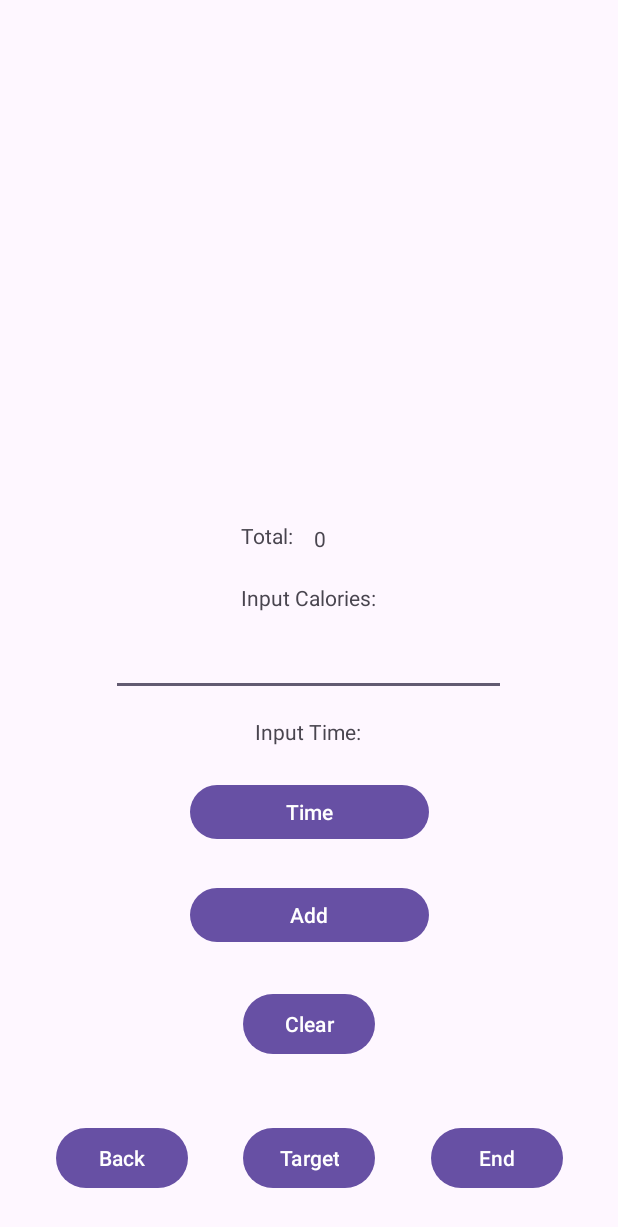
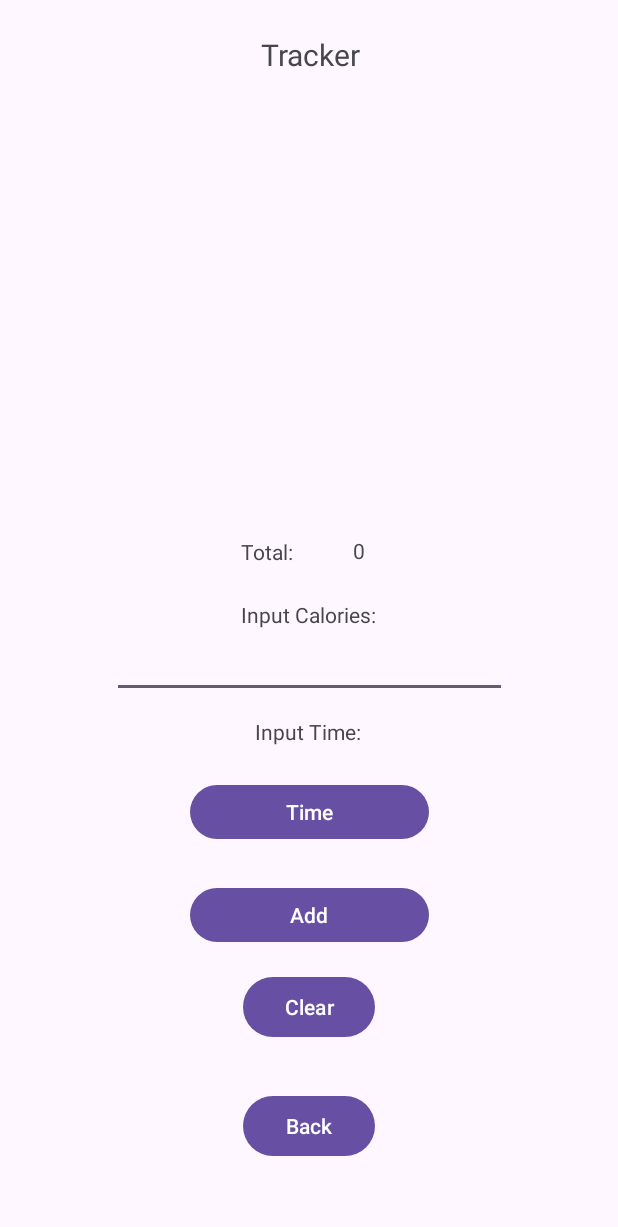
Before and after one commit to ElijahManalili/BOK-Up, an Android app: the Track screen opened directly, with no data from a screen before it, on a phone screen of 412 x 824 dp. Shown: the top 1227 px of the screen. Run offline under Robolectric (Android 15) with nearby library versions, the phone set to English and light mode, and no system bars; our stand-ins replace Firebase (no records; nobody signed in at launch, a user with empty details on screens opened directly).

Commit message:
PLS PLS PLS

```diff
--- a/app/src/main/java/com/example/bokup/AdapterClass.kt
+++ b/app/src/main/java/com/example/bokup/AdapterClass.kt
@@ -7,7 +7,7 @@ import android.widget.Button
 import android.widget.TextView
 import androidx.recyclerview.widget.RecyclerView
 
-class AdapterClass(private val dataList: ArrayList<DataClass>, private val onEdit: (DataClass, Int) -> Unit, private val onDelete: (DataClass, Int) -> Unit) : RecyclerView.Adapter<AdapterClass.ViewHolderClass>() {
+class AdapterClass(private val dataList : ArrayList<DataClass>) : RecyclerView.Adapter<AdapterClass.ViewHolderClass> (){
 
     override fun onCreateViewHolder(p0: ViewGroup, p1: Int): AdapterClass.ViewHolderClass {
         val itemView = LayoutInflater.from(p0.context).inflate(R.layout.track_layout, p0, false)
--- a/app/src/main/java/com/example/bokup/DataClass.kt
+++ b/app/src/main/java/com/example/bokup/DataClass.kt
@@ -1,3 +1,3 @@
 package com.example.bokup
 
-data class DataClass(var timeCal : String ?= null, var cal : String ?= null)
+data class DataClass(var timeCal : String ?= null, var cal : String ?= null, var totalCal : String ?=null)
--- a/app/src/main/java/com/example/bokup/Track.kt
+++ b/app/src/main/java/com/example/bokup/Track.kt
@@ -16,7 +16,6 @@ import android.widget.Toast
 import androidx.recyclerview.widget.LinearLayoutManager
 import androidx.recyclerview.widget.RecyclerView
 import com.example.bokup.R.id.calText
-import com.example.bokup.R.id.endBtn
 import com.example.bokup.R.id.rvTrack
 import com.google.firebase.database.DataSnapshot
 import com.google.firebase.database.DatabaseError
@@ -34,6 +33,12 @@ class Track : AppCompatActivity() {
     lateinit var sharedPreferences : SharedPreferences
     lateinit var recyclerView: RecyclerView
     lateinit var dataArrayList: ArrayList<DataClass>
+    lateinit var dayRef : DatabaseReference
+    lateinit var inputRef : DatabaseReference
+    lateinit var outputRef : DatabaseReference
+    lateinit var timeBtn : Button
+    lateinit var totalCal : TextView
+
     var totalCalories = 0
 //    var totalCal : TextView = findViewById(R.id.totalCal)
 
@@ -45,21 +50,23 @@ class Track : AppCompatActivity() {
         databaseReference = FirebaseDatabase.getInstance().getReference("BOKDatabase")
 
         //Buttons and Text
-        var backBtn : Button = findViewById(R.id.backBtn)
-        var addBtn : Button = findViewById(R.id.addBtn)
-        var targetBtn : Button = findViewById(R.id.targetBtn)
-        var timeBtn : Button = findViewById(R.id.timeBtn)
-        var clearBtn : Button = findViewById(R.id.clearBtn)
-        var calText : EditText = findViewById(R.id.calText)
-        var totalCal : TextView = findViewById(R.id.totalCal)
+        var backBtn: Button = findViewById(R.id.backBtn)
+        var addBtn: Button = findViewById(R.id.addBtn)
+        timeBtn = findViewById(R.id.timeBtn)
+        var clearBtn: Button = findViewById(R.id.clearBtn)
+        var calText: EditText = findViewById(R.id.calText)
+        totalCal = findViewById(R.id.totalCal)
 
-        recyclerView = findViewById (R.id.rvTrack)
+        dayRef = databaseReference.child("Day")
+        inputRef = dayRef.child("Input")
+        outputRef = dayRef.child("Output")
+
+        recyclerView = findViewById(R.id.rvTrack)
         recyclerView.layoutManager = LinearLayoutManager(this)
         recyclerView.setHasFixedSize(true)
         dataArrayList = arrayListOf<DataClass>()
         getData()
-
-//        totalCal.text = "$totalCalories"
+        sumCal()
 
         timeBtn.setOnClickListener {
             // Open Time Picker Dialog
@@ -79,10 +86,10 @@ class Track : AppCompatActivity() {
             startActivity(intent)
         }
 
-        targetBtn.setOnClickListener {
-            val intent = Intent(this, Target::class.java)
-            startActivity(intent)
-        }
+//        targetBtn.setOnClickListener {
+//            val intent = Intent(this, Target::class.java)
+//            startActivity(intent)
+//        }
 
 //        endBtn.setOnClickListener {
 //            val totalSum = dataArrayList.sumOf { it.cal }
@@ -94,19 +101,23 @@ class Track : AppCompatActivity() {
             val caloriesString = calText.text.toString().trim()
 
             if (time.isEmpty() || caloriesString.isEmpty()) {
-                Toast.makeText(this, "Please enter both calories and time", Toast.LENGTH_SHORT).show()
+                Toast.makeText(this, "Please enter both calories and time", Toast.LENGTH_SHORT)
+                    .show()
             } else {
-                val calories = caloriesString.toIntOrNull() ?: 0 // Convert to Int, default to 0 if conversion fails
-                totalCalories += calories // Add to total
+                var calories = caloriesString.toIntOrNull()
+                    ?: 0 // Convert to Int, default to 0 if conversion fails
+//                calories += caloriesString.toInt()
 
 //                updateTotalCalories()
 
                 val calDay = DataClass(time, caloriesString)
                 val dataKey = databaseReference.push().getKey()
-                databaseReference.child("Day").child("Input").child(calDay.toString()).setValue(calDay)
+                databaseReference.child("Day").child("Input").child(calDay.toString())
+                    .setValue(calDay)
                     .addOnSuccessListener {
                         Toast.makeText(this, "Success - ADD", Toast.LENGTH_SHORT).show()
                         Log.i("wowowow_caro", dataArrayList.size.toString())
+//                        totalCalories += calories
                     }
             }
             val intent = Intent(this, Track::class.java)
@@ -128,11 +139,11 @@ class Track : AppCompatActivity() {
 
         sharedPreferences.getString("SharedID", "")
 
-        databaseReference.child("Day").child("Input").get().addOnCompleteListener({task ->
+        databaseReference.child("Day").child("Input").get().addOnCompleteListener({ task ->
 
             var task = task.result;
             dataArrayList.clear()
-            for(e in task.children) {
+            for (e in task.children) {
                 var calNum = e.child("cal").getValue(String::class.java)
                 var calTime = e.child("timeCal").getValue(String::class.java)
                 var calPrint = DataClass(calTime.toString(), calNum.toString())
@@ -142,7 +153,6 @@ class Track : AppCompatActivity() {
 
         })
 
-        totalCal.text = "$totalCalories"
     }
 
 //    private fun updateTotalCalories() {
@@ -173,7 +183,7 @@ class Track : AppCompatActivity() {
 
 
                     }
-                    setupRecyclerView()
+                    recyclerView.adapter = AdapterClass(dataArrayList)
                 }
 
             }
@@ -185,30 +195,40 @@ class Track : AppCompatActivity() {
         })
     }
 
-    private fun setupRecyclerView() {
-        val adapter = AdapterClass(dataArrayList,
-            onEdit = { DataClass, position ->
-                var calDay = DataClass
-                var updateInput = mapOf("timeCal" to DataClass.timeCal, "cal" to DataClass.cal)
-                databaseReference.child("Day").child("Input").updateChildren(updateInput).addOnSuccessListener {
-                    Toast.makeText(this, "Record updated successfully", Toast.LENGTH_SHORT).show()
-                    // Optionally update your local data list and notify the adapter
-                }.addOnFailureListener {
-                    // Handle failure
-                    Toast.makeText(this, "Failed to update record", Toast.LENGTH_SHORT).show()
-                }
-            },
-            onDelete = { dataItem, position ->
-                databaseReference.child("Day").child("Input").removeValue().addOnSuccessListener {
-                    Toast.makeText(this, "Success - DELETE", Toast.LENGTH_SHORT).show()
-                }
-                val intent = Intent(this, Track::class.java)
-                startActivity(intent)
-            }
-        )
+    fun sumCal() :String {
+        val time = timeBtn.text.toString()
+        val caloriesString = R.id.calText.toString()
+        val calories = caloriesString.toIntOrNull()
 
 
-        recyclerView.adapter = adapter
+        inputRef.addListenerForSingleValueEvent(object : ValueEventListener{
+            override fun onDataChange(snapshot: DataSnapshot) {
+
+                var sum = 0
+
+
+
+                for(i in snapshot.children){
+                    sum = sum+i.child("cal").value.toString().toInt()
+                }
+                outputRef.child("Total").setValue(sum)
+                totalCal.text = sum.toString()
+            }
+
+            override fun onCancelled(error: DatabaseError) {
+                TODO("Not yet implemented")
+            }
+        })
+
+
+//            totalCalories += calories // Add to total
+
+        return totalCal.toString()
     }
 
+//    private fun sumCal(){
+//
+//
+//    }
+
 }
--- a/app/src/main/res/layout/activity_progress.xml
+++ b/app/src/main/res/layout/activity_progress.xml
@@ -7,7 +7,7 @@
     tools:context=".Progress">
 
     <Button
-        android:id="@+id/back"
+        android:id="@+id/backBtn"
         android:layout_width="wrap_content"
         android:layout_height="wrap_content"
         android:text="Back"
@@ -19,11 +19,13 @@
         app:layout_constraintVertical_bias="0.898" />
 
     <androidx.recyclerview.widget.RecyclerView
+        android:id="@+id/rvProgress"
         android:layout_width="409dp"
         android:layout_height="580dp"
         app:layout_constraintBottom_toBottomOf="parent"
         app:layout_constraintEnd_toEndOf="parent"
         app:layout_constraintStart_toStartOf="parent"
         app:layout_constraintTop_toTopOf="parent"
-        app:layout_constraintVertical_bias="0.0" />
+        app:layout_constraintVertical_bias="0.0"
+        tools:listitem="@layout/progress_layout" />
 </androidx.constraintlayout.widget.ConstraintLayout>
--- a/app/src/main/res/layout/activity_target.xml
+++ b/app/src/main/res/layout/activity_target.xml
@@ -20,7 +20,7 @@
         app:srcCompat="@drawable/bokedup" />
 
     <Button
-        android:id="@+id/backbBtn"
+        android:id="@+id/backBtn"
         android:layout_width="wrap_content"
         android:layout_height="wrap_content"
         android:text="Back"
@@ -56,7 +56,7 @@
         android:layout_width="wrap_content"
         android:layout_height="wrap_content"
         android:text="Set"
-        app:layout_constraintBottom_toTopOf="@+id/backbBtn"
+        app:layout_constraintBottom_toTopOf="@+id/backBtn"
         app:layout_constraintEnd_toEndOf="parent"
         app:layout_constraintStart_toStartOf="parent"
         app:layout_constraintTop_toBottomOf="@+id/calTarget" />
--- a/app/src/main/res/layout/activity_track.xml
+++ b/app/src/main/res/layout/activity_track.xml
@@ -8,46 +8,23 @@
 
 
     <Button
-        android:id="@+id/targetBtn"
-        android:layout_width="wrap_content"
-        android:layout_height="wrap_content"
-        android:layout_marginBottom="28dp"
-        android:text="Target"
-        app:layout_constraintBottom_toBottomOf="parent"
-        app:layout_constraintEnd_toStartOf="@+id/endBtn"
-        app:layout_constraintHorizontal_bias="0.5"
-        app:layout_constraintStart_toEndOf="@+id/backBtn" />
-
-    <Button
         android:id="@+id/backBtn"
         android:layout_width="wrap_content"
         android:layout_height="wrap_content"
-        android:layout_marginBottom="28dp"
+        android:layout_marginStart="161dp"
+        android:layout_marginTop="31dp"
+        android:layout_marginEnd="162dp"
         android:text="Back"
-        app:layout_constraintBottom_toBottomOf="parent"
-        app:layout_constraintEnd_toStartOf="@+id/targetBtn"
-        app:layout_constraintHorizontal_bias="0.5"
-        app:layout_constraintStart_toStartOf="parent" />
-
-    <Button
-        android:id="@+id/endBtn"
-        android:layout_width="wrap_content"
-        android:layout_height="wrap_content"
-        android:layout_marginBottom="28dp"
-        android:text="End"
-        app:layout_constraintBottom_toBottomOf="parent"
         app:layout_constraintEnd_toEndOf="parent"
-        app:layout_constraintHorizontal_bias="0.5"
-        app:layout_constraintStart_toEndOf="@+id/targetBtn" />
+        app:layout_constraintStart_toStartOf="parent"
+        app:layout_constraintTop_toBottomOf="@+id/clearBtn" />
 
     <Button
         android:id="@+id/clearBtn"
         android:layout_width="wrap_content"
         android:layout_height="wrap_content"
         android:layout_marginTop="15dp"
-        android:layout_marginBottom="30dp"
         android:text="Clear"
-        app:layout_constraintBottom_toTopOf="@+id/targetBtn"
         app:layout_constraintEnd_toEndOf="parent"
         app:layout_constraintHorizontal_bias="0.5"
         app:layout_constraintStart_toStartOf="parent"
@@ -85,18 +62,20 @@
         app:layout_constraintHorizontal_bias="0.425"
         app:layout_constraintStart_toStartOf="parent"
         app:layout_constraintTop_toTopOf="parent"
-        app:layout_constraintVertical_bias="0.432" />
+        app:layout_constraintVertical_bias="0.445" />
 
     <TextView
         android:id="@+id/totalCal"
-        android:layout_width="59dp"
-        android:layout_height="36dp"
+        android:layout_width="69dp"
+        android:layout_height="24dp"
+        android:text="50"
+        android:textAlignment="center"
         app:layout_constraintBottom_toBottomOf="parent"
         app:layout_constraintEnd_toEndOf="parent"
-        app:layout_constraintHorizontal_bias="0.593"
+        app:layout_constraintHorizontal_bias="0.597"
         app:layout_constraintStart_toStartOf="parent"
         app:layout_constraintTop_toTopOf="parent"
-        app:layout_constraintVertical_bias="0.443" />
+        app:layout_constraintVertical_bias="0.447" />
 
     <TextView
         android:id="@+id/textView4"
@@ -108,7 +87,7 @@
         app:layout_constraintHorizontal_bias="0.498"
         app:layout_constraintStart_toStartOf="parent"
         app:layout_constraintTop_toTopOf="parent"
-        app:layout_constraintVertical_bias="0.483" />
+        app:layout_constraintVertical_bias="0.497" />
 
     <TextView
         android:id="@+id/textView5"
@@ -132,20 +111,33 @@
         android:textSize="14dp"
         app:layout_constraintBottom_toBottomOf="parent"
         app:layout_constraintEnd_toEndOf="parent"
-        app:layout_constraintHorizontal_bias="0.496"
         app:layout_constraintStart_toStartOf="parent"
         app:layout_constraintTop_toTopOf="@+id/rvTrack"
-        app:layout_constraintVertical_bias="0.54" />
+        app:layout_constraintVertical_bias="0.507" />
 
     <androidx.recyclerview.widget.RecyclerView
         android:id="@+id/rvTrack"
-        android:layout_width="407dp"
-        android:layout_height="282dp"
+        android:layout_width="380dp"
+        android:layout_height="258dp"
         app:layout_constraintBottom_toBottomOf="parent"
         app:layout_constraintEnd_toEndOf="parent"
         app:layout_constraintStart_toStartOf="parent"
         app:layout_constraintTop_toTopOf="parent"
-        app:layout_constraintVertical_bias="0.0"
-        tools:listitem="@layout/track_layout" />
+        app:layout_constraintVertical_bias="0.097" />
+
+    <TextView
+        android:id="@+id/log"
+        android:layout_width="72dp"
+        android:layout_height="26dp"
+        android:layout_marginTop="4dp"
+        android:text="Tracker"
+        android:textAlignment="center"
+        android:textSize="20sp"
+        app:layout_constraintBottom_toTopOf="@+id/rvTrack"
+        app:layout_constraintEnd_toEndOf="parent"
+        app:layout_constraintHorizontal_bias="0.501"
+        app:layout_constraintStart_toStartOf="parent"
+        app:layout_constraintTop_toTopOf="parent"
+        app:layout_constraintVertical_bias="0.75" />
 
 </androidx.constraintlayout.widget.ConstraintLayout>
```
Also changed, not shown: app/src/main/java/com/example/bokup/Progress.kt (+79 -2 lines), app/src/main/java/com/example/bokup/Target.kt (+10 -0 lines), app/src/main/res/layout/progress_layout.xml (renamed from app/src/main/res/layout/item_layout2.xml).
